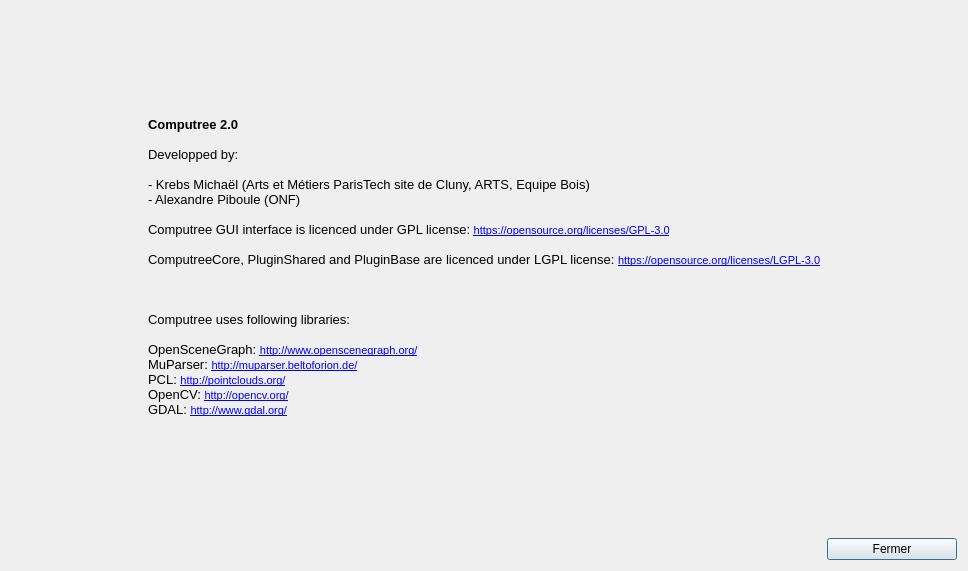
Before: the Qt Designer form ComputreeGui/view/MainView/gaboutdialog.ui in computree/computree-v3, drawn with Qt 5.
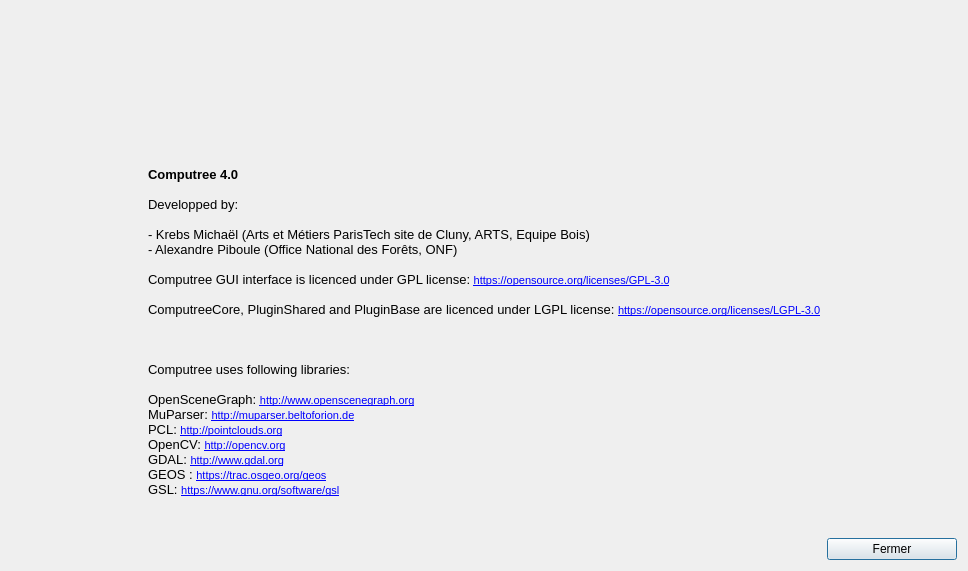
After: the same form once the commit is applied. Icons and pictures are not drawn.

Diff of the .ui file:
```diff
--- a/ComputreeGui/view/MainView/gaboutdialog.ui
+++ b/ComputreeGui/view/MainView/gaboutdialog.ui
@@ -92,7 +92,7 @@
        <property name="maximumSize">
         <size>
          <width>200</width>
-         <height>100</height>
+         <height>150</height>
         </size>
        </property>
        <property name="baseSize">
@@ -119,12 +119,12 @@
 &lt;html&gt;&lt;head&gt;&lt;meta name=&quot;qrichtext&quot; content=&quot;1&quot; /&gt;&lt;style type=&quot;text/css&quot;&gt;
 p, li { white-space: pre-wrap; }
 &lt;/style&gt;&lt;/head&gt;&lt;body style=&quot; font-family:'MS Shell Dlg 2'; font-size:8pt; font-weight:400; font-style:normal;&quot;&gt;
-&lt;p style=&quot; margin-top:0px; margin-bottom:0px; margin-left:0px; margin-right:0px; -qt-block-indent:0; text-indent:0px;&quot;&gt;&lt;span style=&quot; font-family:'Sans'; font-size:10pt; font-weight:600;&quot;&gt;Computree 2.0&lt;/span&gt;&lt;/p&gt;
+&lt;p style=&quot; margin-top:0px; margin-bottom:0px; margin-left:0px; margin-right:0px; -qt-block-indent:0; text-indent:0px;&quot;&gt;&lt;span style=&quot; font-family:'Sans'; font-size:10pt; font-weight:600;&quot;&gt;Computree 4.0&lt;/span&gt;&lt;/p&gt;
 &lt;p style=&quot;-qt-paragraph-type:empty; margin-top:0px; margin-bottom:0px; margin-left:0px; margin-right:0px; -qt-block-indent:0; text-indent:0px; font-family:'Sans'; font-size:10pt; font-weight:600;&quot;&gt;&lt;br /&gt;&lt;/p&gt;
 &lt;p style=&quot; margin-top:0px; margin-bottom:0px; margin-left:0px; margin-right:0px; -qt-block-indent:0; text-indent:0px;&quot;&gt;&lt;span style=&quot; font-family:'Sans'; font-size:10pt;&quot;&gt;Developped by:&lt;/span&gt;&lt;/p&gt;
 &lt;p style=&quot;-qt-paragraph-type:empty; margin-top:0px; margin-bottom:0px; margin-left:0px; margin-right:0px; -qt-block-indent:0; text-indent:0px; font-family:'Sans'; font-size:10pt;&quot;&gt;&lt;br /&gt;&lt;/p&gt;
 &lt;p style=&quot; margin-top:0px; margin-bottom:0px; margin-left:0px; margin-right:0px; -qt-block-indent:0; text-indent:0px;&quot;&gt;&lt;span style=&quot; font-family:'Sans'; font-size:10pt;&quot;&gt;- Krebs Michaël (Arts et Métiers ParisTech site de Cluny, ARTS, Equipe Bois)&lt;/span&gt;&lt;/p&gt;
-&lt;p style=&quot; margin-top:0px; margin-bottom:0px; margin-left:0px; margin-right:0px; -qt-block-indent:0; text-indent:0px;&quot;&gt;&lt;span style=&quot; font-family:'Sans'; font-size:10pt;&quot;&gt;- Alexandre Piboule (ONF)&lt;/span&gt;&lt;/p&gt;
+&lt;p style=&quot; margin-top:0px; margin-bottom:0px; margin-left:0px; margin-right:0px; -qt-block-indent:0; text-indent:0px;&quot;&gt;&lt;span style=&quot; font-family:'Sans'; font-size:10pt;&quot;&gt;- Alexandre Piboule (Office National des Forêts, ONF)&lt;/span&gt;&lt;/p&gt;
 &lt;p style=&quot;-qt-paragraph-type:empty; margin-top:0px; margin-bottom:0px; margin-left:0px; margin-right:0px; -qt-block-indent:0; text-indent:0px; font-family:'Sans'; font-size:10pt;&quot;&gt;&lt;br /&gt;&lt;/p&gt;
 &lt;p style=&quot; margin-top:0px; margin-bottom:0px; margin-left:0px; margin-right:0px; -qt-block-indent:0; text-indent:0px;&quot;&gt;&lt;span style=&quot; font-family:'Sans'; font-size:10pt;&quot;&gt;Computree GUI interface is licenced under GPL license: &lt;/span&gt;&lt;a href=&quot;https://opensource.org/licenses/GPL-3.0&quot;&gt;&lt;span style=&quot; text-decoration: underline; color:#0000ff;&quot;&gt;https://opensource.org/licenses/GPL-3.0&lt;/span&gt;&lt;/a&gt;&lt;/p&gt;
 &lt;p style=&quot;-qt-paragraph-type:empty; margin-top:0px; margin-bottom:0px; margin-left:0px; margin-right:0px; -qt-block-indent:0; text-indent:0px; font-family:'Sans'; font-size:10pt;&quot;&gt;&lt;br /&gt;&lt;/p&gt;
@@ -134,11 +134,14 @@
 &lt;p style=&quot;-qt-paragraph-type:empty; margin-top:0px; margin-bottom:0px; margin-left:0px; margin-right:0px; -qt-block-indent:0; text-indent:0px; font-family:'Sans'; font-size:10pt;&quot;&gt;&lt;br /&gt;&lt;/p&gt;
 &lt;p style=&quot; margin-top:0px; margin-bottom:0px; margin-left:0px; margin-right:0px; -qt-block-indent:0; text-indent:0px;&quot;&gt;&lt;span style=&quot; font-family:'Sans'; font-size:10pt;&quot;&gt;Computree uses following libraries:&lt;/span&gt;&lt;/p&gt;
 &lt;p style=&quot;-qt-paragraph-type:empty; margin-top:0px; margin-bottom:0px; margin-left:0px; margin-right:0px; -qt-block-indent:0; text-indent:0px; font-family:'Sans'; font-size:10pt;&quot;&gt;&lt;br /&gt;&lt;/p&gt;
-&lt;p style=&quot; margin-top:0px; margin-bottom:0px; margin-left:0px; margin-right:0px; -qt-block-indent:0; text-indent:0px;&quot;&gt;&lt;span style=&quot; font-family:'Sans'; font-size:10pt;&quot;&gt;OpenSceneGraph: &lt;/span&gt;&lt;a href=&quot;http://www.openscenegraph.org/&quot;&gt;&lt;span style=&quot; text-decoration: underline; color:#0000ff;&quot;&gt;http://www.openscenegraph.org/&lt;/span&gt;&lt;/a&gt;&lt;/p&gt;
-&lt;p style=&quot; margin-top:0px; margin-bottom:0px; margin-left:0px; margin-right:0px; -qt-block-indent:0; text-indent:0px;&quot;&gt;&lt;span style=&quot; font-family:'Sans'; font-size:10pt;&quot;&gt;MuParser: &lt;/span&gt;&lt;a href=&quot;http://muparser.beltoforion.de/&quot;&gt;&lt;span style=&quot; text-decoration: underline; color:#0000ff;&quot;&gt;http://muparser.beltoforion.de/&lt;/span&gt;&lt;/a&gt;&lt;/p&gt;
-&lt;p style=&quot; margin-top:0px; margin-bottom:0px; margin-left:0px; margin-right:0px; -qt-block-indent:0; text-indent:0px;&quot;&gt;&lt;span style=&quot; font-family:'Sans'; font-size:10pt;&quot;&gt;PCL: &lt;/span&gt;&lt;a href=&quot;http://pointclouds.org/&quot;&gt;&lt;span style=&quot; text-decoration: underline; color:#0000ff;&quot;&gt;http://pointclouds.org/&lt;/span&gt;&lt;/a&gt;&lt;/p&gt;
-&lt;p style=&quot; margin-top:0px; margin-bottom:0px; margin-left:0px; margin-right:0px; -qt-block-indent:0; text-indent:0px;&quot;&gt;&lt;span style=&quot; font-family:'Sans'; font-size:10pt;&quot;&gt;OpenCV: &lt;/span&gt;&lt;a href=&quot;http://opencv.org/&quot;&gt;&lt;span style=&quot; text-decoration: underline; color:#0000ff;&quot;&gt;http://opencv.org/&lt;/span&gt;&lt;/a&gt;&lt;/p&gt;
-&lt;p style=&quot; margin-top:0px; margin-bottom:0px; margin-left:0px; margin-right:0px; -qt-block-indent:0; text-indent:0px;&quot;&gt;&lt;span style=&quot; font-family:'Sans'; font-size:10pt;&quot;&gt;GDAL: &lt;/span&gt;&lt;a href=&quot;http://www.gdal.org/&quot;&gt;&lt;span style=&quot; text-decoration: underline; color:#0000ff;&quot;&gt;http://www.gdal.org/&lt;/span&gt;&lt;/a&gt;&lt;/p&gt;&lt;/body&gt;&lt;/html&gt;</string>
+&lt;p style=&quot; margin-top:0px; margin-bottom:0px; margin-left:0px; margin-right:0px; -qt-block-indent:0; text-indent:0px;&quot;&gt;&lt;span style=&quot; font-family:'Sans'; font-size:10pt;&quot;&gt;OpenSceneGraph: &lt;/span&gt;&lt;a href=&quot;http://www.openscenegraph.org&quot;&gt;&lt;span style=&quot; text-decoration: underline; color:#0000ff;&quot;&gt;http://www.openscenegraph.org&lt;/span&gt;&lt;/a&gt;&lt;/p&gt;
+&lt;p style=&quot; margin-top:0px; margin-bottom:0px; margin-left:0px; margin-right:0px; -qt-block-indent:0; text-indent:0px;&quot;&gt;&lt;span style=&quot; font-family:'Sans'; font-size:10pt;&quot;&gt;MuParser: &lt;/span&gt;&lt;a href=&quot;http://muparser.beltoforion.de&quot;&gt;&lt;span style=&quot; text-decoration: underline; color:#0000ff;&quot;&gt;http://muparser.beltoforion.de&lt;/span&gt;&lt;/a&gt;&lt;/p&gt;
+&lt;p style=&quot; margin-top:0px; margin-bottom:0px; margin-left:0px; margin-right:0px; -qt-block-indent:0; text-indent:0px;&quot;&gt;&lt;span style=&quot; font-family:'Sans'; font-size:10pt;&quot;&gt;PCL: &lt;/span&gt;&lt;a href=&quot;http://pointclouds.or/&quot;&gt;&lt;span style=&quot; text-decoration: underline; color:#0000ff;&quot;&gt;http://pointclouds.org&lt;/span&gt;&lt;/a&gt;&lt;/p&gt;
+&lt;p style=&quot; margin-top:0px; margin-bottom:0px; margin-left:0px; margin-right:0px; -qt-block-indent:0; text-indent:0px;&quot;&gt;&lt;span style=&quot; font-family:'Sans'; font-size:10pt;&quot;&gt;OpenCV: &lt;/span&gt;&lt;a href=&quot;http://opencv.org&quot;&gt;&lt;span style=&quot; text-decoration: underline; color:#0000ff;&quot;&gt;http://opencv.org&lt;/span&gt;&lt;/a&gt;&lt;/p&gt;
+&lt;p style=&quot; margin-top:0px; margin-bottom:0px; margin-left:0px; margin-right:0px; -qt-block-indent:0; text-indent:0px;&quot;&gt;&lt;span style=&quot; font-family:'Sans'; font-size:10pt;&quot;&gt;GDAL: &lt;/span&gt;&lt;a href=&quot;http://www.gdal.org&quot;&gt;&lt;span style=&quot; text-decoration: underline; color:#0000ff;&quot;&gt;http://www.gdal.org&lt;/span&gt;&lt;/a&gt;&lt;/p&gt;
+&lt;p style=&quot; margin-top:0px; margin-bottom:0px; margin-left:0px; margin-right:0px; -qt-block-indent:0; text-indent:0px;&quot;&gt;&lt;span style=&quot; font-family:'Sans'; font-size:10pt;&quot;&gt;GEOS : &lt;/span&gt;&lt;a href=&quot;https://trac.osgeo.org/geos&quot;&gt;&lt;span style=&quot; text-decoration: underline; color:#0000ff;&quot;&gt;https://trac.osgeo.org/geos&lt;/span&gt;&lt;/a&gt;&lt;/p&gt;
+&lt;p style=&quot; margin-top:0px; margin-bottom:0px; margin-left:0px; margin-right:0px; -qt-block-indent:0; text-indent:0px;&quot;&gt;&lt;span style=&quot; font-family:'Sans'; font-size:10pt;&quot;&gt;GSL: &lt;/span&gt;&lt;a href=&quot;https://www.gnu.org/software/gsl&quot;&gt;&lt;span style=&quot; text-decoration: underline; color:#0000ff;&quot;&gt;https://www.gnu.org/software/gsl&lt;/span&gt;&lt;/a&gt;&lt;/p&gt;
+</string>
        </property>
        <property name="alignment">
         <set>Qt::AlignLeading|Qt::AlignLeft|Qt::AlignTop</set>
```
